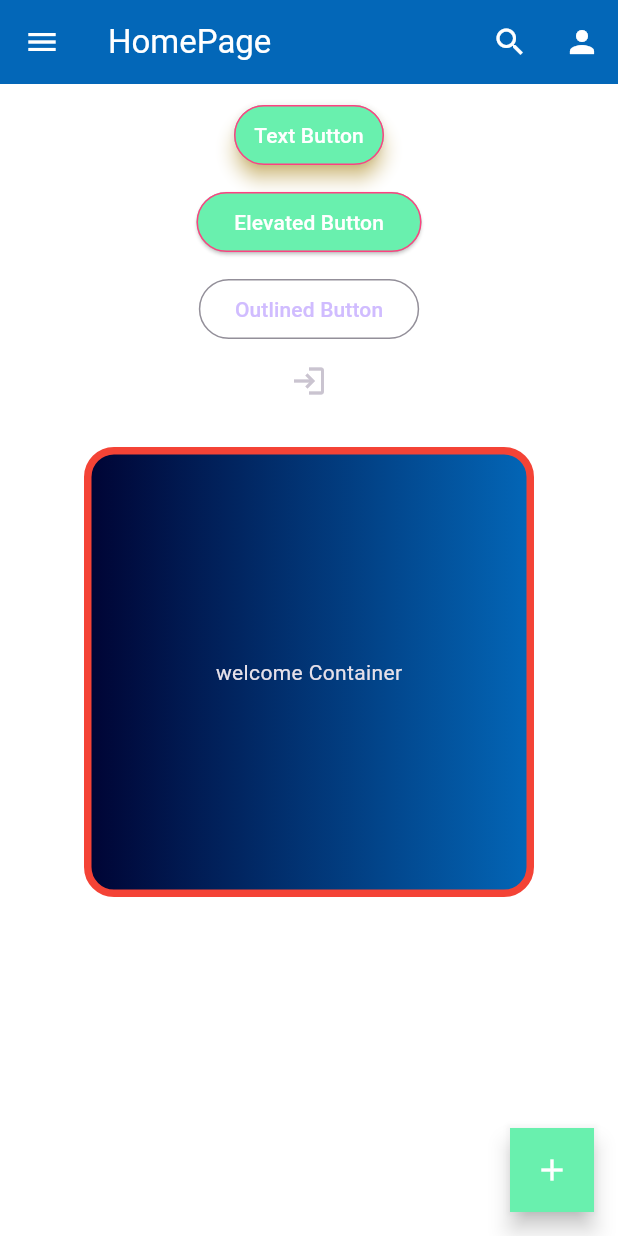
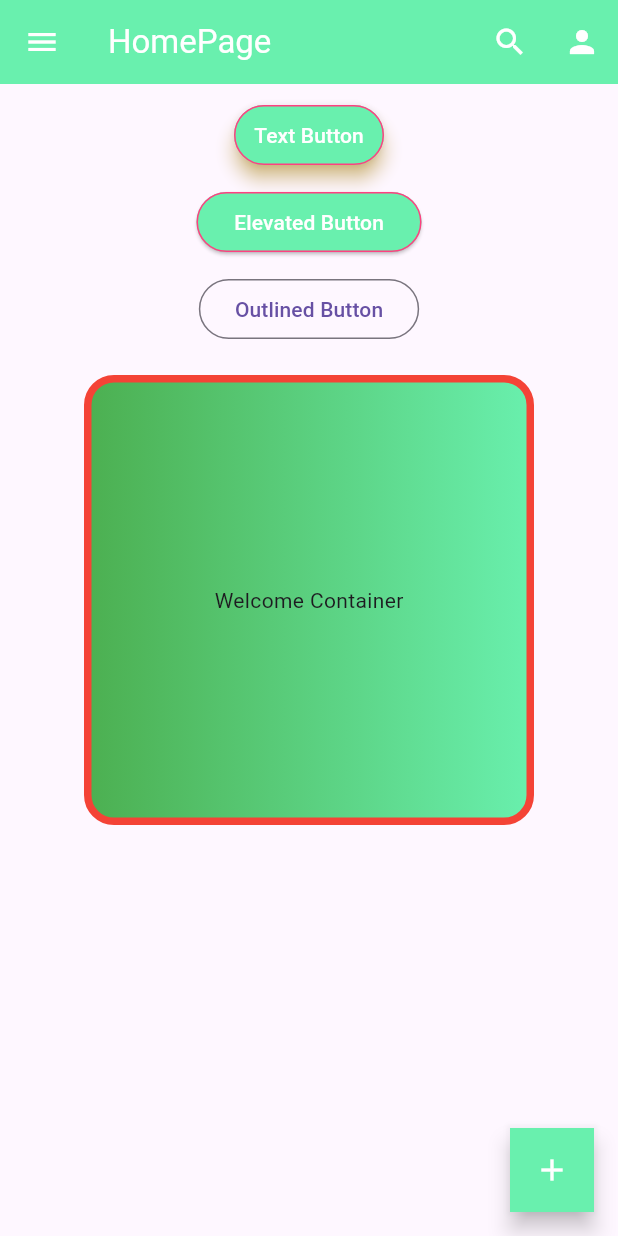
Before and after one commit to Neeladri-Probal/flutter-project-, a Flutter app: the HomePage screen opened directly, on a phone screen of 412 x 824 dp. Run offline on Flutter 3.47's test engine with Material 3 defaults, Android fonts, the phone set to English and light mode, and no system bars; network calls fail.

Commit message:
Assignment 4

```diff
--- a/lib/home_page.dart
+++ b/lib/home_page.dart
@@ -1,61 +1,57 @@
 import 'package:flutter/material.dart';
-import 'package:google_fonts/google_fonts.dart';
 
 class HomePage extends StatelessWidget {
   const HomePage({super.key});
+
   @override
   Widget build(BuildContext context) {
     return Scaffold(
-      backgroundColor: Colors.white,
       appBar: AppBar(
         title: Text("HomePage"),
-        backgroundColor: const Color.fromARGB(255, 3, 103, 184),
-
+        backgroundColor: Colors.greenAccent,
+        foregroundColor: Colors.white,
         // leading: Icon(Icons.home),
-        foregroundColor: Colors.white,
         actions: [
           IconButton(onPressed: () {}, icon: Icon(Icons.search)),
           IconButton(onPressed: () {}, icon: Icon(Icons.person)),
         ],
       ),
+
       drawer: Drawer(
         child: Column(
           children: [
             UserAccountsDrawerHeader(
-              decoration: BoxDecoration(color: Colors.teal),
+              decoration: BoxDecoration(color: Colors.greenAccent),
               accountName: Text("Name"),
               accountEmail: Text("Email"),
               currentAccountPicture: Icon(Icons.person),
             ),
+
             ListTile(
               leading: Icon(Icons.home),
               title: Text("HomePage"),
+              hoverColor: Colors.greenAccent,
               onTap: () {},
-              hoverColor: Colors.deepOrangeAccent,
             ),
             Divider(),
             ListTile(
               leading: Icon(Icons.contact_page),
               title: Text("Contact"),
+              hoverColor: Colors.greenAccent,
               onTap: () {},
-              hoverColor: Colors.deepOrangeAccent,
             ),
             Divider(),
-            ListTile(
-              leading: Icon(Icons.person),
-              title: Text("Profile"),
-              onTap: () {},
-              hoverColor: Colors.deepOrangeAccent,
-            ),
-            Divider(),
+
             Spacer(),
             ListTile(
               leading: IconButton(onPressed: () {}, icon: Icon(Icons.person)),
               trailing: IconButton(onPressed: () {}, icon: Icon(Icons.logout)),
+              title: Text("Profile"),
             ),
           ],
         ),
       ),
+
       body: Center(
         child: Column(
           children: [
@@ -86,7 +82,7 @@
             ),
             SizedBox(height: 10),
             OutlinedButton(onPressed: () {}, child: Text("Outlined Button")),
-            IconButton(onPressed: () {}, icon: Icon(Icons.login)),
+            // IconButton(onPressed: () {}, icon: Icon(Icons.login)),
             Container(
               height: 300,
               width: 300,
@@ -95,17 +91,14 @@
               alignment: Alignment.center,
               decoration: BoxDecoration(
                 color: Colors.greenAccent,
+                border: Border.all(color: Colors.red, width: 5),
                 borderRadius: BorderRadius.all(Radius.circular(20)),
-                border: Border.all(color: Colors.red, width: 5),
                 // shape: BoxShape.circle,
                 gradient: LinearGradient(
-                  colors: [
-                    const Color.fromARGB(255, 0, 3, 51),
-                    const Color.fromARGB(255, 3, 103, 184),
-                  ],
+                  colors: [Colors.green, Colors.greenAccent],
                 ),
               ),
-              child: Text("welcome Container"),
+              child: Text("Welcome Container"),
             ),
           ],
         ),
```
Also changed, not shown: lib/card_page.dart (added, +42 -0 lines), lib/main.dart (+4 -3 lines), assets/images/flutter.png (added).
